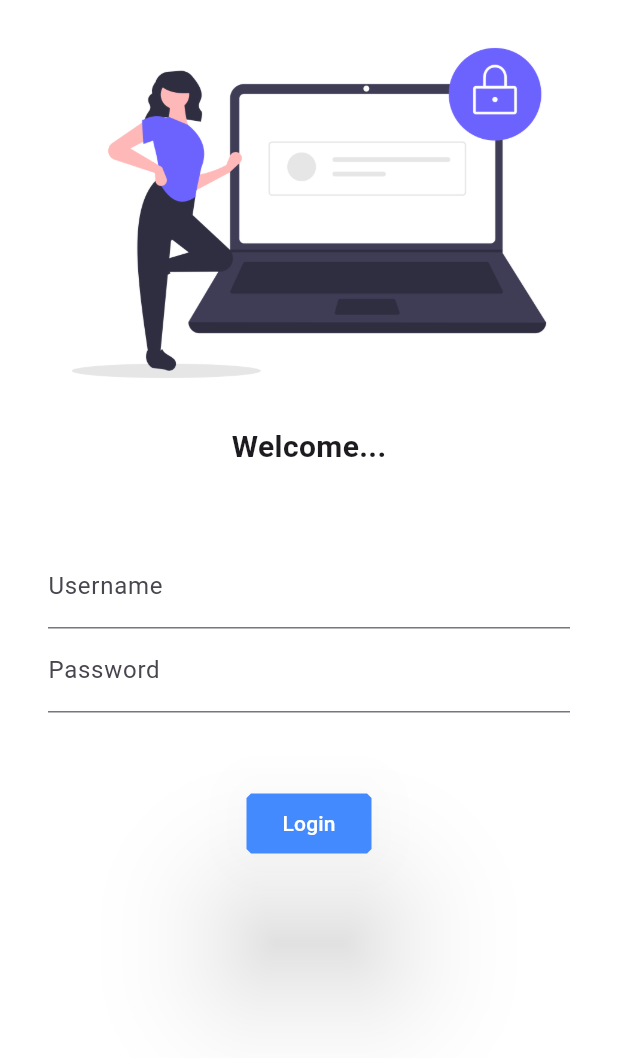
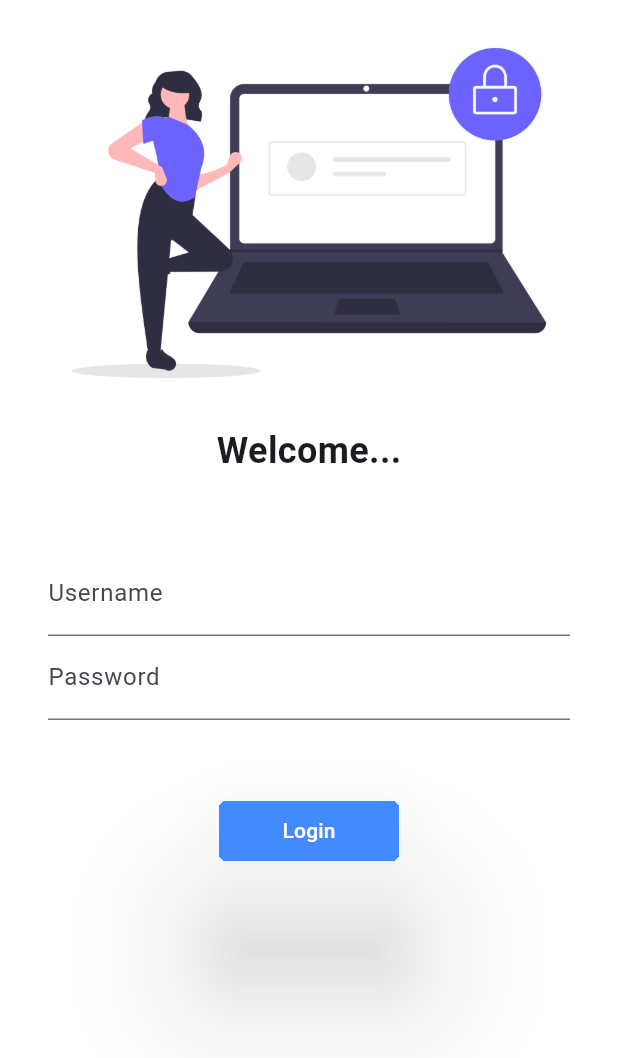
Before and after one commit to asadkhanhoc/30DaysOfFlutter, a Flutter app: the screen it shows after launch, on a phone screen of 412 x 824 dp. Shown: the top 1058 px of the screen. Run offline on Flutter 3.47's test engine with Material 3 defaults, Android fonts, the phone set to English and light mode, and no system bars.

Commit message:
Day 5 complete

```diff
--- a/basic/lib/main.dart
+++ b/basic/lib/main.dart
@@ -1,6 +1,7 @@
 import 'package:basic/screens/home_page.dart';
 import 'package:basic/screens/login_page.dart';
 import 'package:flutter/material.dart';
+import 'package:basic/utils/routes.dart';
 
 void main() {
   runApp(const MyApp());
@@ -15,13 +16,14 @@ class MyApp extends StatelessWidget {
       // home: const HomePage(),
       themeMode: ThemeMode.light,
       theme: ThemeData(primarySwatch: Colors.deepPurple),
+      debugShowCheckedModeBanner: false,
       darkTheme: ThemeData(
         brightness: Brightness.dark,
       ),
       routes: {
         "/": (context) => const LoginPage(),
-        "/homePage": (context) => const HomePage(),
-        "/login": (context) => const LoginPage()
+        MyRoutes.homeRoute: (context) => const HomePage(),
+        MyRoutes.loginRoute: (context) => const LoginPage()
       },
     );
   }
--- a/basic/lib/screens/login_page.dart
+++ b/basic/lib/screens/login_page.dart
@@ -1,3 +1,4 @@
+import 'package:basic/utils/routes.dart';
 import 'package:flutter/material.dart';
 
 class LoginPage extends StatelessWidget {
@@ -6,7 +7,8 @@ class LoginPage extends StatelessWidget {
   @override
   Widget build(BuildContext context) {
     return Material(
-        color: Colors.white,
+      color: Colors.white,
+      child: SingleChildScrollView(
         child: Column(
           children: [
             Image.asset(
@@ -16,7 +18,7 @@ class LoginPage extends StatelessWidget {
             const Text(
               "Welcome...",
               style: TextStyle(
-                fontSize: 20,
+                fontSize: 24,
                 fontWeight: FontWeight.bold,
               ),
             ),
@@ -47,8 +49,14 @@ class LoginPage extends StatelessWidget {
                     height: 50,
                   ),
                   FilledButton(
-                    onPressed: () {},
+                    onPressed: () {
+                      Navigator.pushNamed(
+                        context,
+                        MyRoutes.homeRoute,
+                      );
+                    },
                     style: TextButton.styleFrom(
+                      minimumSize: const Size(120, 40),
                       elevation: 40,
                       backgroundColor: Colors.blueAccent,
                       shape: const BeveledRectangleBorder(
@@ -63,6 +71,8 @@ class LoginPage extends StatelessWidget {
               ),
             )
           ],
-        ));
+        ),
+      ),
+    );
   }
 }
--- /dev/null
+++ b/basic/lib/utils/routes.dart
@@ -0,0 +1,4 @@
+class MyRoutes {
+  static String loginRoute = "/login";
+  static String homeRoute = "/home";
+}
```
